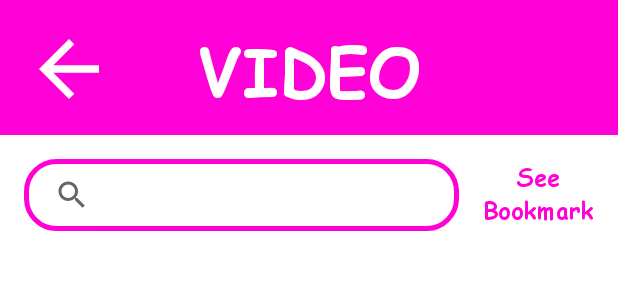
After one commit to andrgf/suit-team1-BA, an Android app: the layout activity_video.xml on its own in the app's theme, with its tools: preview values and no code run, on a phone screen of 412 x 824 dp. The commit adds this screen. Shown: the top 300 px of the screen. Run offline under Robolectric (Android 15) with nearby library versions, the phone set to English and light mode, and no system bars.

Commit message:
fitur video

```diff
--- a/app/build.gradle
+++ b/app/build.gradle
@@ -82,4 +82,7 @@ dependencies {
     // Circle Image View
     implementation 'de.hdodenhof:circleimageview:3.1.0'
 
+    //Exoplayer
+    implementation 'com.google.android.exoplayer:exoplayer:2.18.2'
+
 }
--- /dev/null
+++ b/app/src/main/java/com/example/gamesuit/activity/ui/video/VideoData.kt
@@ -0,0 +1,6 @@
+package com.example.gamesuit.activity.ui.video
+
+class VideoData(
+    var title: String,
+    var url: String
+)
--- /dev/null
+++ b/app/src/main/res/drawable/bg_rounded_putih.xml
@@ -0,0 +1,9 @@
+<?xml version="1.0" encoding="utf-8"?>
+<shape xmlns:android="http://schemas.android.com/apk/res/android"
+    android:shape="rectangle">
+
+    <corners android:radius="20dp" />
+    <solid android:color="@color/white"/>
+    <stroke android:color="@color/pink"/>
+    <stroke android:width="3dp"/>
+</shape>
--- /dev/null
+++ b/app/src/main/res/drawable/ic_baseline_bookmarks_24.xml
@@ -0,0 +1,5 @@
+<vector android:height="24dp" android:tint="#000000"
+    android:viewportHeight="24" android:viewportWidth="24"
+    android:width="24dp" xmlns:android="http://schemas.android.com/apk/res/android">
+    <path android:fillColor="@android:color/white" android:pathData="M19,18l2,1V3c0,-1.1 -0.9,-2 -2,-2H8.99C7.89,1 7,1.9 7,3h10c1.1,0 2,0.9 2,2v13zM15,5H5c-1.1,0 -2,0.9 -2,2v16l7,-3 7,3V7c0,-1.1 -0.9,-2 -2,-2z"/>
+</vector>
--- /dev/null
+++ b/app/src/main/res/drawable/ic_baseline_play_circle_outline_24.xml
@@ -0,0 +1,5 @@
+<vector android:height="24dp" android:tint="#000000"
+    android:viewportHeight="24" android:viewportWidth="24"
+    android:width="24dp" xmlns:android="http://schemas.android.com/apk/res/android">
+    <path android:fillColor="@android:color/white" android:pathData="M10,16.5l6,-4.5 -6,-4.5v9zM12,2C6.48,2 2,6.48 2,12s4.48,10 10,10 10,-4.48 10,-10S17.52,2 12,2zM12,20c-4.41,0 -8,-3.59 -8,-8s3.59,-8 8,-8 8,3.59 8,8 -3.59,8 -8,8z"/>
+</vector>
--- a/app/src/main/res/layout/activity_onboarding_finish.xml
+++ b/app/src/main/res/layout/activity_onboarding_finish.xml
@@ -35,16 +35,16 @@
         app:layout_constraintTop_toBottomOf="@+id/imageView2" />
 
     <Button
-        android:layout_marginTop="30dp"
         android:id="@+id/btn_registrasi"
         style="@style/MaterialButtonStyle"
         android:layout_width="0dp"
         android:layout_height="60dp"
+        android:layout_marginStart="30dp"
+        android:layout_marginTop="28dp"
         android:fontFamily="@font/comicsans"
         android:text="@string/sign_up"
         android:textColor="@color/black"
         android:textStyle="bold"
-        android:layout_marginStart="30dp"
         app:layout_constraintEnd_toStartOf="@+id/btn_login"
         app:layout_constraintHorizontal_bias="0.5"
         app:layout_constraintStart_toStartOf="parent"
--- /dev/null
+++ b/app/src/main/res/layout/activity_video.xml
@@ -0,0 +1,82 @@
+<?xml version="1.0" encoding="utf-8"?>
+<androidx.constraintlayout.widget.ConstraintLayout xmlns:android="http://schemas.android.com/apk/res/android"
+    xmlns:app="http://schemas.android.com/apk/res-auto"
+    xmlns:tools="http://schemas.android.com/tools"
+    android:layout_width="match_parent"
+    android:layout_height="match_parent"
+    tools:context=".activity.ui.video.VideoActivity">
+
+    <FrameLayout
+        android:id="@+id/fl"
+        android:layout_width="match_parent"
+        android:layout_height="0dp"
+        android:layout_marginBottom="16dp"
+        android:background="@color/pink"
+        app:layout_constraintBottom_toTopOf="@id/searchView"
+        app:layout_constraintTop_toTopOf="parent" />
+
+    <ImageView
+        android:id="@+id/ivBack"
+        android:layout_width="60dp"
+        android:layout_height="60dp"
+        android:layout_marginStart="16dp"
+        android:contentDescription="button back"
+        android:layout_marginTop="16dp"
+        android:src="@drawable/ic_back"
+        app:layout_constraintStart_toStartOf="parent"
+        app:layout_constraintTop_toTopOf="parent"
+        app:tint="@color/white" />
+
+    <TextView
+        android:id="@+id/tvSeeBookmark"
+        android:layout_width="wrap_content"
+        android:layout_height="wrap_content"
+        android:layout_marginStart="16dp"
+        android:layout_marginTop="16dp"
+        android:fontFamily="@font/comicsans"
+        android:text="See\nBookmark"
+        android:textColor="@color/pink"
+        android:textAlignment="center"
+        android:textSize="16sp"
+        android:textStyle="bold"
+        android:layout_marginEnd="16dp"
+        app:layout_constraintEnd_toEndOf="parent"
+        app:layout_constraintTop_toBottomOf="@id/fl" />
+
+    <TextView
+        android:id="@+id/tvVideo"
+        android:layout_width="wrap_content"
+        android:layout_height="wrap_content"
+        android:layout_marginTop="16dp"
+        android:fontFamily="@font/comicsans"
+        android:text="VIDEO"
+        android:textColor="@color/white"
+        android:textSize="44sp"
+        android:textStyle="bold"
+        app:layout_constraintEnd_toEndOf="parent"
+        app:layout_constraintStart_toStartOf="parent"
+        app:layout_constraintTop_toTopOf="parent" />
+
+    <androidx.appcompat.widget.SearchView
+        android:id="@+id/searchView"
+        android:layout_width="0dp"
+        android:layout_height="48dp"
+        android:background="@drawable/bg_rounded_putih"
+        android:layout_marginStart="16dp"
+        android:layout_marginTop="28dp"
+        android:layout_marginEnd="16dp"
+        app:iconifiedByDefault="false"
+        app:layout_constraintStart_toStartOf="parent"
+        app:layout_constraintEnd_toStartOf="@id/tvSeeBookmark"
+        app:layout_constraintTop_toBottomOf="@id/tvVideo" />
+
+    <androidx.viewpager2.widget.ViewPager2
+        android:id="@+id/viewPager2"
+        android:layout_width="match_parent"
+        android:layout_height="0dp"
+        android:layout_marginTop="6dp"
+        app:layout_constraintBottom_toBottomOf="parent"
+        app:layout_constraintTop_toBottomOf="@id/searchView" />
+
+
+</androidx.constraintlayout.widget.ConstraintLayout>
--- a/app/src/main/res/values/colors.xml
+++ b/app/src/main/res/values/colors.xml
@@ -16,5 +16,7 @@
     <color name="orange">#FF9900</color>
     <color name="purple">#9B6DBB</color>
     <color name="transparent">#00000000</color>
+    <color name="pink">#FF00D6</color>
+    <color name="biru_telorasin">#1DFFD6</color>
 
 </resources>
--- a/app/src/main/res/values/strings.xml
+++ b/app/src/main/res/values/strings.xml
@@ -70,5 +70,6 @@
     <string name="tukar_point">TUKAR POINT</string>
     <string name="skin_kertas_level_up_n_jumlah_point_100">SKIN KERTAS LEVEL UP \n JUMLAH POINT : 100</string>
     <string name="skin_batu_level_up_n_jumlah_point_100">SKIN BATU LEVEL UP \n JUMLAH POINT : 100</string>
+    <string name="video">Video</string>
 
 </resources>
--- a/app/src/main/res/values/style.xml
+++ b/app/src/main/res/values/style.xml
@@ -132,8 +132,6 @@
         <item name="android:textStyle">bold</item>
     </style>
 
-
-
     <style name="MaterialButtonStyle"
         parent="Widget.MaterialComponents.Button">
         <item name="backgroundTint">@color/background_biru</item>
```
Also changed, not shown: app/src/main/AndroidManifest.xml (+31 -30 lines), app/src/main/java/com/example/gamesuit/activity/ui/home/HomeActivity.kt (+6 -1 lines), app/src/main/java/com/example/gamesuit/activity/ui/video/ExoPlayerItem.kt (added, +8 -0 lines), app/src/main/java/com/example/gamesuit/activity/ui/video/VideoActivity.kt (added, +189 -0 lines), app/src/main/java/com/example/gamesuit/activity/ui/video/VideoAdpater.kt (added, +94 -0 lines), app/src/main/res/drawable/bg_rounded_pink.xml (added, +7 -0 lines), app/src/main/res/layout/activity_home.xml (+19 -2 lines), app/src/main/res/layout/list_video.xml (added, +42 -0 lines).
